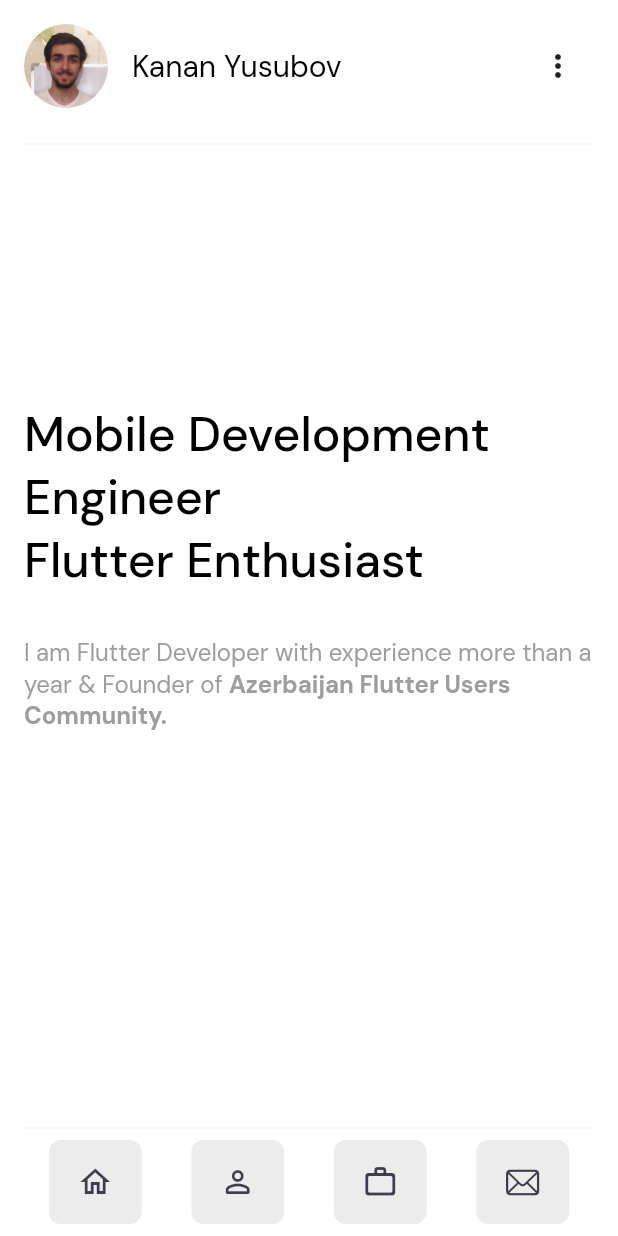
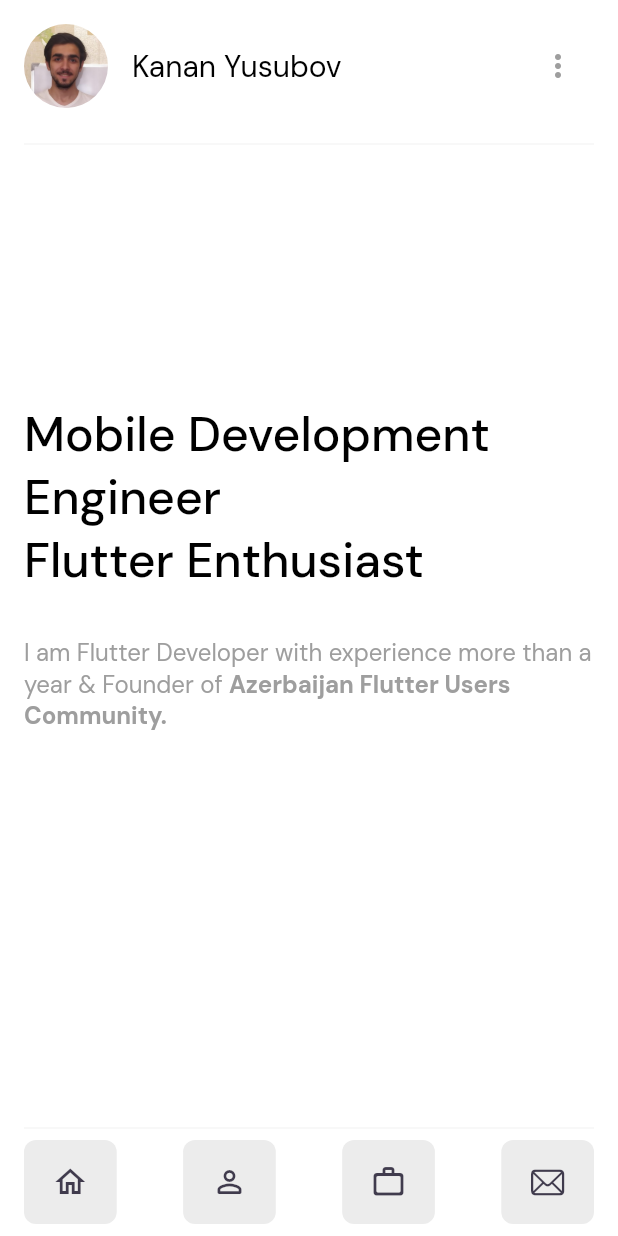
Before and after one commit to thisisyusub/Portfolio, a Flutter app: the screen it shows after launch, on a phone screen of 412 x 824 dp. Run offline on Flutter 3.47's test engine with Material 2 defaults, Android fonts, the phone set to English and light mode, and no system bars; our stand-ins replace font_awesome_flutter, google_fonts, url_strategy.

Commit message:
sections initialized

```diff
--- a/lib/presentation/pages/main/main_page.dart
+++ b/lib/presentation/pages/main/main_page.dart
@@ -1,10 +1,26 @@
+import 'package:flutter/cupertino.dart';
 import 'package:flutter/material.dart';
 
 import '../sections/home.dart';
+import '../sections/soon.dart';
 import 'widgets/menu_bar.dart';
 import 'widgets/top_bar.dart';
 
-class MainPage extends StatelessWidget {
+class MainPage extends StatefulWidget {
+  @override
+  _MainPageState createState() => _MainPageState();
+}
+
+class _MainPageState extends State<MainPage> {
+  final scrollController = ScrollController();
+  final sizeKey = GlobalKey();
+
+  double getSectionHeight() {
+    final renderBox = sizeKey.currentContext?.findRenderObject() as RenderBox;
+    final size = renderBox.size;
+    return size.height;
+  }
+
   @override
   Widget build(BuildContext context) {
     return Scaffold(
@@ -15,12 +31,41 @@ class MainPage extends StatelessWidget {
             crossAxisAlignment: CrossAxisAlignment.start,
             children: [
               TopBar(),
-              Home(),
-              MenuBar(),
+              Expanded(
+                child: CustomScrollView(
+                  key: sizeKey,
+                  controller: scrollController,
+                  slivers: [
+                    SliverFillRemaining(
+                      child: Home(),
+                    ),
+                    SliverFillRemaining(
+                      child: Soon(),
+                    ),
+                    SliverFillRemaining(
+                      child: Soon(),
+                    ),
+                    SliverFillRemaining(
+                      child: Soon(),
+                    ),
+                  ],
+                ),
+              ),
+              MenuBar(animateToSection),
             ],
           ),
         ),
       ),
     );
   }
+
+  void animateToSection(int index) {
+    final sectionHeight = getSectionHeight();
+
+    scrollController.animateTo(
+      index * sectionHeight,
+      duration: Duration(milliseconds: 700),
+      curve: Curves.ease,
+    );
+  }
 }
--- a/lib/presentation/pages/main/widgets/menu_bar.dart
+++ b/lib/presentation/pages/main/widgets/menu_bar.dart
@@ -1,10 +1,13 @@
 import 'package:flutter/cupertino.dart';
 import 'package:flutter/material.dart';
 
-import '../../../responsive_x.dart';
 import 'menu_button.dart';
 
 class MenuBar extends StatelessWidget {
+  MenuBar(this.animateTo);
+
+  final void Function(int index) animateTo;
+
   @override
   Widget build(BuildContext context) {
     return Padding(
@@ -15,19 +18,31 @@ class MenuBar extends StatelessWidget {
             color: Theme.of(context).primaryColor.withOpacity(0.5),
             thickness: 0.2,
           ),
-          ResponsiveX(builder: (context, deviceInfo) {
-            return Row(
-              mainAxisAlignment: deviceInfo.deviceType == DeviceType.mobile
-                  ? MainAxisAlignment.spaceAround
-                  : MainAxisAlignment.spaceBetween,
-              children: [
-                MenuButton('Home', Icons.home_outlined),
-                MenuButton('About', Icons.person_outline_rounded),
-                MenuButton('Work', Icons.work_outline_rounded),
-                MenuButton('Contact', CupertinoIcons.envelope),
-              ],
-            );
-          }),
+          Row(
+            mainAxisAlignment: MainAxisAlignment.spaceBetween,
+            children: [
+              MenuButton(
+                'Home',
+                Icons.home_outlined,
+                () => animateTo(0),
+              ),
+              MenuButton(
+                'About',
+                Icons.person_outline_rounded,
+                () => animateTo(1),
+              ),
+              MenuButton(
+                'Work',
+                Icons.work_outline_rounded,
+                () => animateTo(2),
+              ),
+              MenuButton(
+                'Contact',
+                CupertinoIcons.envelope,
+                () => animateTo(3),
+              ),
+            ],
+          ),
         ],
       ),
     );
--- a/lib/presentation/pages/main/widgets/menu_button.dart
+++ b/lib/presentation/pages/main/widgets/menu_button.dart
@@ -3,10 +3,11 @@ import 'package:flutter/material.dart';
 import '../../../responsive_x.dart';
 
 class MenuButton extends StatefulWidget {
-  MenuButton(this.title, this.icon);
+  MenuButton(this.title, this.icon, this.onTap);
 
   final String title;
   final IconData icon;
+  final VoidCallback onTap;
 
   @override
   _MenuButtonState createState() => _MenuButtonState();
@@ -28,6 +29,8 @@ class _MenuButtonState extends State<MenuButton> {
           isHover = false;
         });
       },
+      child: InkWell(
+        onTap: widget.onTap,
         child: ResponsiveX(
           builder: (context, deviceInfo) {
             final screenWidth = deviceInfo.size.width;
@@ -83,6 +86,7 @@ class _MenuButtonState extends State<MenuButton> {
             );
           },
         ),
+      ),
     );
   }
 }
--- a/lib/presentation/pages/main/widgets/top_bar.dart
+++ b/lib/presentation/pages/main/widgets/top_bar.dart
@@ -85,6 +85,10 @@ class TopBar extends StatelessWidget {
                     else
                       PopupMenuButton<int>(
                         padding: EdgeInsets.zero,
+                        icon: Icon(
+                          Icons.more_vert_rounded,
+                          color: Theme.of(context).primaryColor,
+                        ),
                         itemBuilder: (ctx) {
                           return socials
                               .map(
--- a/lib/presentation/pages/sections/home.dart
+++ b/lib/presentation/pages/sections/home.dart
@@ -5,8 +5,7 @@ import '../../responsive_x.dart';
 class Home extends StatelessWidget {
   @override
   Widget build(BuildContext context) {
-    return Expanded(
-      child: ResponsiveX(
+    return  ResponsiveX(
         builder: (context, deviceInfo) {
           double fontSize = 56.0;
 
@@ -53,7 +52,6 @@ class Home extends StatelessWidget {
             ],
           );
         },
-      ),
     );
   }
 }
```
Also changed, not shown: lib/presentation/pages/sections/about.dart (added, +8 -0 lines), lib/presentation/pages/sections/contact.dart (added, +8 -0 lines), lib/presentation/pages/sections/soon.dart (added, +17 -0 lines), lib/presentation/pages/sections/work.dart (added, +8 -0 lines). Lines whose indentation alone changed are shown as unchanged.
